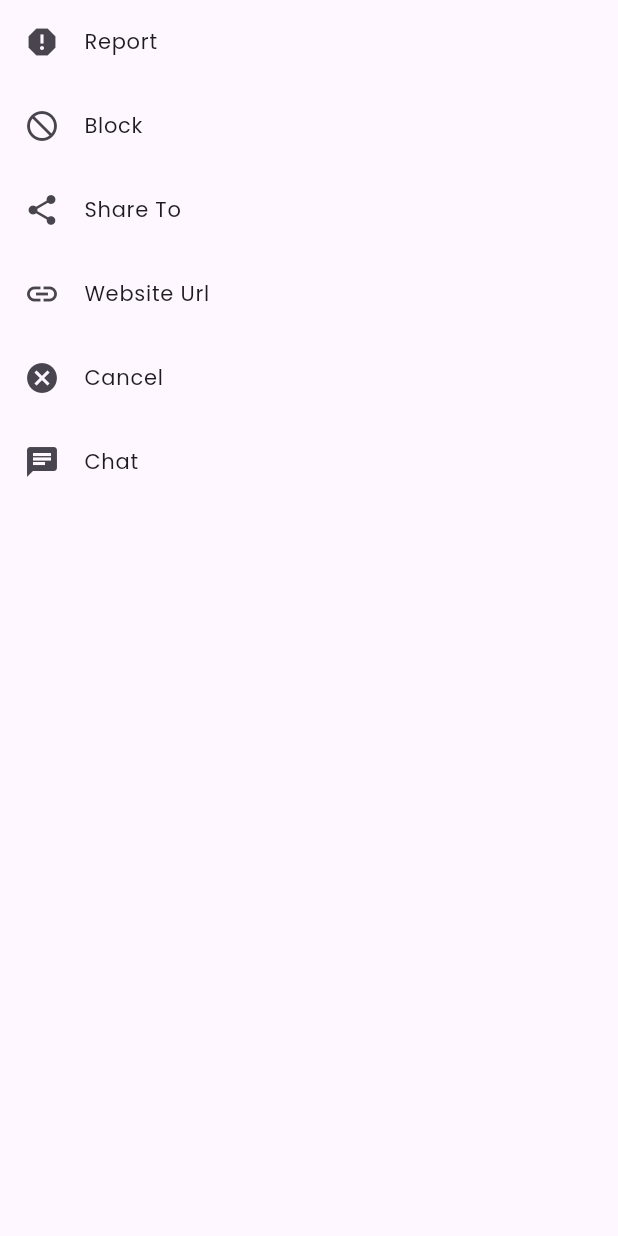
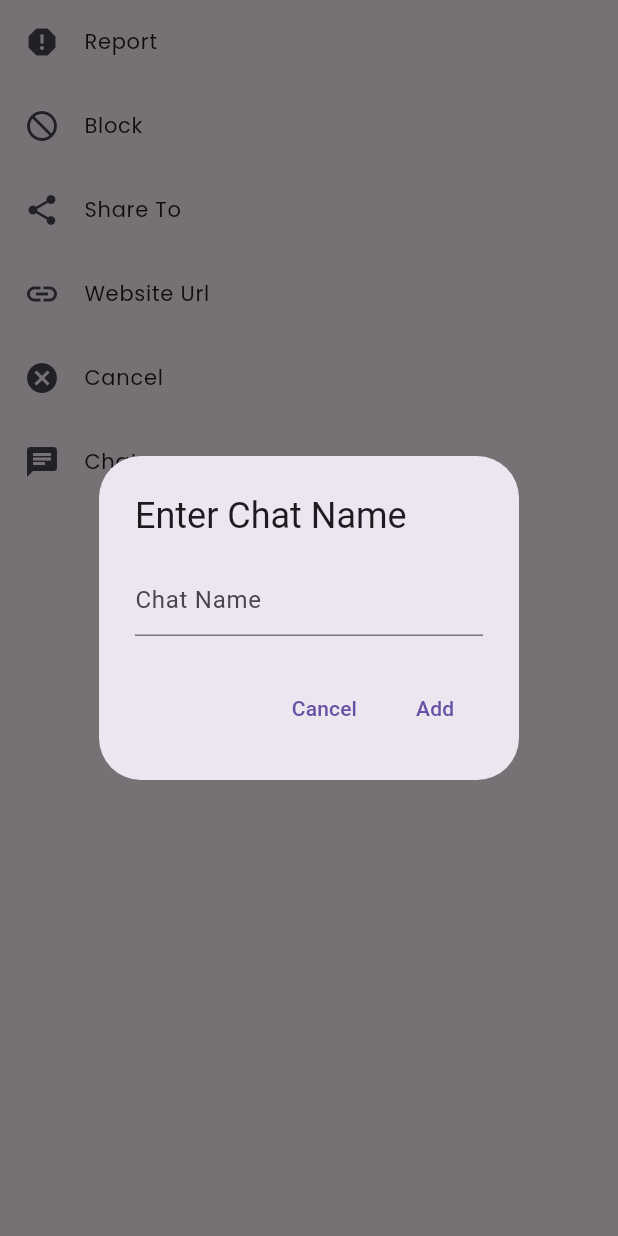
Before and after one commit to zeon-kun/myits_chirp, a Flutter app: the MoreOptionForOtherProfile widget shown alone on an empty page, opened directly, after a tap on "Chat", on a phone screen of 412 x 824 dp. Run offline on Flutter 3.47's test engine with Material 3 defaults, Android fonts, the light colour scheme and no system bars; our stand-ins replace badges, cached_network_image, carousel_slider, cloud_firestore, device_info_plus, firebase_auth and 13 more; accounts and stored records are empty; generated files the repository leaves out were written again; key blocks and very long unbroken strings in the code were emptied for the run.

Commit message:
update chat
- simple prototype add chat
- simple chat screen
still not connected to other user

```diff
--- a/lib/services/chat_services.dart
+++ b/lib/services/chat_services.dart
@@ -9,21 +9,35 @@ class ChatService {
         .orderBy('timestamp', descending: true)
         .snapshots()
         .map((snapshot) => snapshot.docs
-            .map((doc) => Chat.fromMap(doc.data() as Map<String, dynamic>))
+            .map((doc) =>
+                Chat.fromMap(doc.data() as Map<String, dynamic>, doc.id))
             .toList());
+  }
+
+  Future<void> addChat(String name, String lastMessage) async {
+    await _db.collection('chats').add({
+      'name': name,
+      'lastMessage': lastMessage,
+      'timestamp': FieldValue.serverTimestamp(),
+    });
   }
 }
 
 class Chat {
+  final String id;
   final String name;
   final String lastMessage;
   final Timestamp timestamp;
 
   Chat(
-      {required this.name, required this.lastMessage, required this.timestamp});
+      {required this.id,
+      required this.name,
+      required this.lastMessage,
+      required this.timestamp});
 
-  factory Chat.fromMap(Map<String, dynamic> data) {
+  factory Chat.fromMap(Map<String, dynamic> data, String id) {
     return Chat(
+      id: id,
       name: data['name'] ?? '',
       lastMessage: data['lastMessage'] ?? '',
       timestamp: data['timestamp'],
--- a/lib/view/screens/ChatScreen/chat_list_screen.dart
+++ b/lib/view/screens/ChatScreen/chat_list_screen.dart
@@ -1,6 +1,7 @@
 import 'package:flutter/material.dart';
 import 'package:cloud_firestore/cloud_firestore.dart';
 import 'package:wave/services/chat_services.dart'; // Assume this imports the ChatService and Chat classes
+import 'chat_screen.dart';
 
 class ChatListScreen extends StatelessWidget {
   final ChatService _chatService = ChatService();
@@ -31,7 +32,16 @@ class ChatListScreen extends StatelessWidget {
                   subtitle: Text(chat.lastMessage),
                   trailing: Text(_formatTimestamp(chat.timestamp)),
                   onTap: () {
-                    // Handle chat item tap
+                    Navigator.push(
+                      context,
+                      MaterialPageRoute(
+                        builder: (context) => ChatScreen(
+                          chatId:
+                              chat.id, // Make sure Chat class has an id field
+                          chatName: chat.name,
+                        ),
+                      ),
+                    );
                   },
                 );
               },
--- a/lib/view/screens/ProfileScreen/more_options_other_profile.dart
+++ b/lib/view/screens/ProfileScreen/more_options_other_profile.dart
@@ -1,11 +1,15 @@
 import 'package:flutter/material.dart';
 import 'package:wave/utils/constants/custom_fonts.dart';
+import 'package:cloud_firestore/cloud_firestore.dart';
+import 'package:wave/services/chat_services.dart';
+import 'package:wave/view/screens/ChatScreen/chat_list_screen.dart';
 
 class MoreOptionForOtherProfile extends StatelessWidget {
   const MoreOptionForOtherProfile({super.key});
 
   @override
   Widget build(BuildContext context) {
+    final ChatService _chatService = ChatService();
     return Container(
         child: Wrap(
       children: [
@@ -50,12 +54,53 @@ class MoreOptionForOtherProfile extends StatelessWidget {
           },
         ),
         ListTile(
-          leading: Icon(Icons.chat),
-          title: Text('Chat',
-              style: TextStyle(fontFamily: CustomFont.poppins, fontSize: 14)),
-          onTap: () {},
-        )
+            leading: Icon(Icons.chat),
+            title: Text('Chat',
+                style: TextStyle(fontFamily: CustomFont.poppins, fontSize: 14)),
+            onTap: () async {
+              // Show a dialog to get chat details
+              String name = await _getChatName(context);
+              if (name.isNotEmpty) {
+                await _chatService.addChat(name, 'New chat started');
+                Navigator.push(
+                  context,
+                  MaterialPageRoute(builder: (context) => ChatListScreen()),
+                );
+              }
+            })
       ],
     ));
   }
 }
+
+Future<String> _getChatName(BuildContext context) async {
+  TextEditingController _controller = TextEditingController();
+
+  return await showDialog<String>(
+        context: context,
+        builder: (context) {
+          return AlertDialog(
+            title: Text('Enter Chat Name'),
+            content: TextField(
+              controller: _controller,
+              decoration: InputDecoration(hintText: 'Chat Name'),
+            ),
+            actions: [
+              TextButton(
+                onPressed: () {
+                  Navigator.of(context).pop('');
+                },
+                child: Text('Cancel'),
+              ),
+              TextButton(
+                onPressed: () {
+                  Navigator.of(context).pop(_controller.text);
+                },
+                child: Text('Add'),
+              ),
+            ],
+          );
+        },
+      ) ??
+      '';
+}
```
Also changed, not shown: lib/view/screens/ChatScreen/chat_screen.dart (added, +90 -0 lines), 14 other files.
